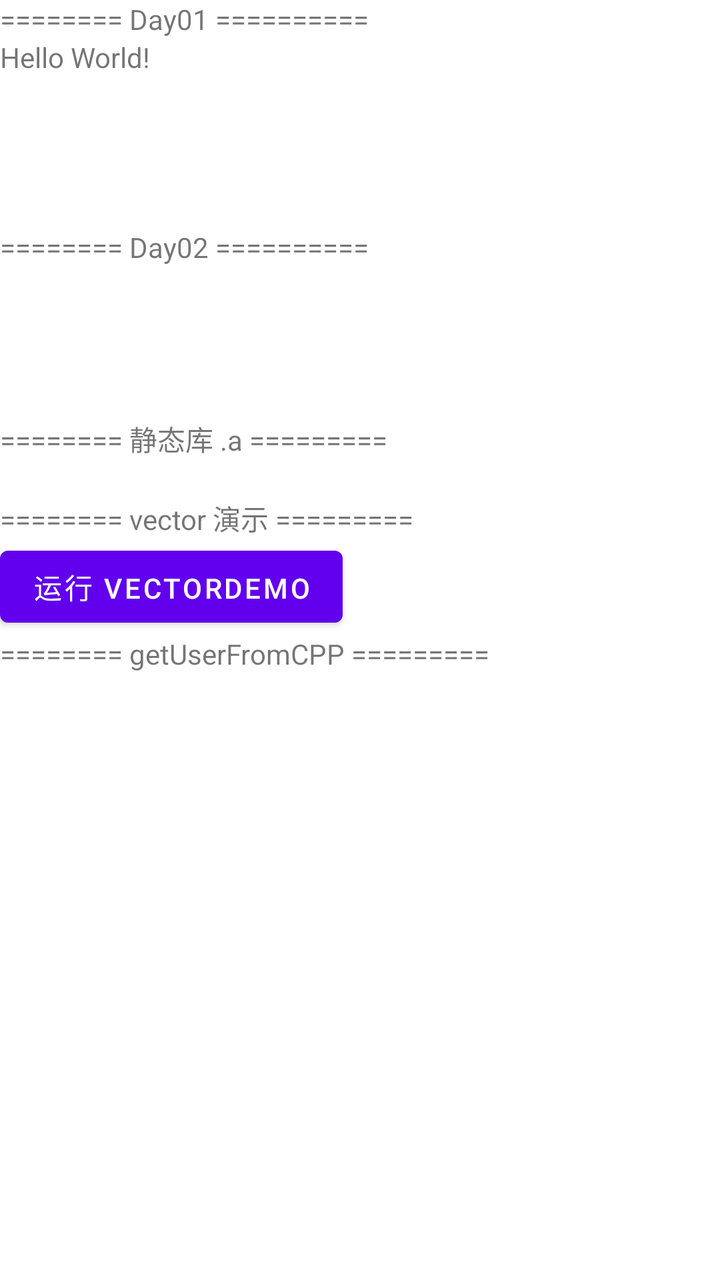
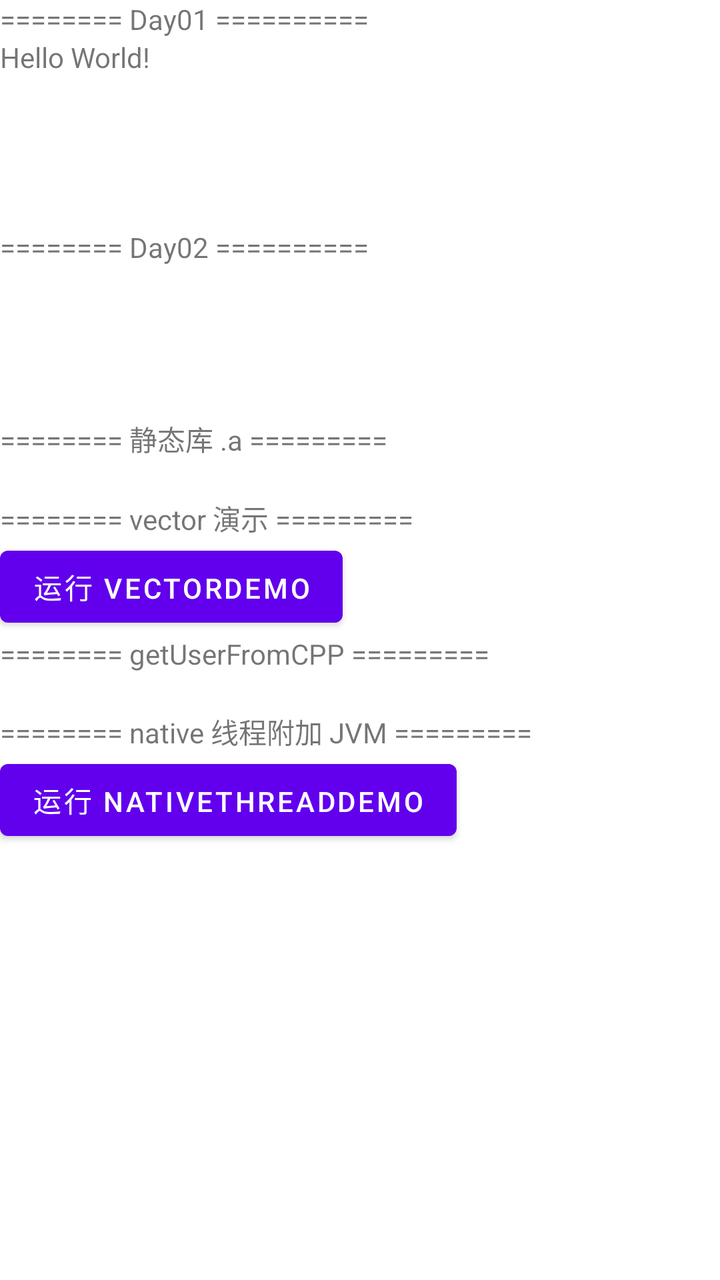

The first picture is an Android layout as it rendered before a commit; the second is the same layout after the commit. The layout source and the unified diff follow.
<!-- AndroidManifest.xml: application theme Theme.AndroidNDK -->
<!-- res/layout/activity_main.xml -->
<?xml version="1.0" encoding="utf-8"?>
<ScrollView xmlns:android="http://schemas.android.com/apk/res/android"
    xmlns:app="http://schemas.android.com/apk/res-auto"
    xmlns:tools="http://schemas.android.com/tools"
    android:layout_width="match_parent"
    android:layout_height="match_parent"
    android:fitsSystemWindows="true"
    android:orientation="vertical"
    tools:context=".MainActivity">

    <LinearLayout
        android:id="@+id/ll"
        android:layout_width="match_parent"
        android:layout_height="match_parent"
        android:orientation="vertical">

        <TextView
            android:layout_width="wrap_content"
            android:layout_height="wrap_content"
            android:text="======== Day01 ==========" />

        <TextView
            android:id="@+id/sample_text"
            android:layout_width="wrap_content"
            android:layout_height="wrap_content"
            android:text="Hello World!" />

        <TextView
            android:id="@+id/add_result_text"
            android:layout_width="wrap_content"
            android:layout_height="wrap_content"
            android:text="" />

        <TextView
            android:id="@+id/multiply_result_text"
            android:layout_width="wrap_content"
            android:layout_height="wrap_content"
            android:text="" />

        <TextView
            android:id="@+id/say_hello_text"
            android:layout_width="wrap_content"
            android:layout_height="wrap_content"
            android:text="" />

        <TextView
            android:id="@+id/is_positive_text"
            android:layout_width="wrap_content"
            android:layout_height="wrap_content"
            android:text="" />

        <TextView
            android:layout_width="wrap_content"
            android:layout_height="wrap_content"
            android:text="======== Day02 ==========" />


        <TextView
            android:id="@+id/sum_array_text"
            android:layout_width="wrap_content"
            android:layout_height="wrap_content"
            android:text="" />

        <TextView
            android:id="@+id/create_array_text"
            android:layout_width="wrap_content"
            android:layout_height="wrap_content"
            android:text="" />

        <TextView
            android:id="@+id/multiply_array_text"
            android:layout_width="wrap_content"
            android:layout_height="wrap_content"
            android:text="" />

        <TextView
            android:id="@+id/user_info_text"
            android:layout_width="wrap_content"
            android:layout_height="wrap_content"
            android:text="" />

        <TextView
            android:layout_width="wrap_content"
            android:layout_height="wrap_content"
            android:text="======== 静态库 .a =========" />

        <TextView
            android:id="@+id/static_lib_text"
            android:layout_width="wrap_content"
            android:layout_height="wrap_content"
            android:text="" />

        <TextView
            android:layout_width="wrap_content"
            android:layout_height="wrap_content"
            android:text="======== vector 演示 =========" />

        <Button
            android:id="@+id/vector_demo_btn"
            android:layout_width="wrap_content"
            android:layout_height="wrap_content"
            android:text="运行 vectorDemo" />

        <TextView
            android:layout_width="wrap_content"
            android:layout_height="wrap_content"
            android:text="======== getUserFromCPP =========" />

        <TextView
            android:id="@+id/user_from_cpp_text"
            android:layout_width="wrap_content"
            android:layout_height="wrap_content"
            android:text="" />
    </LinearLayout>


</ScrollView>
<!-- resources referenced by this layout -->
<resources>
  <style name="Theme.AndroidNDK" parent="Theme.MaterialComponents.DayNight.DarkActionBar">
          
          <item name="colorPrimary">@color/purple_500</item>
          <item name="colorPrimaryVariant">@color/purple_700</item>
          <item name="colorOnPrimary">@color/white</item>
          
          <item name="colorSecondary">@color/teal_200</item>
          <item name="colorSecondaryVariant">@color/teal_700</item>
          <item name="colorOnSecondary">@color/black</item>
          
          <item name="android:statusBarColor">?attr/colorPrimaryVariant</item>
          
      </style>
  <color name="purple_500">#FF6200EE</color>
  <color name="purple_700">#FF3700B3</color>
  <color name="white">#FFFFFFFF</color>
  <color name="teal_200">#FF03DAC5</color>
  <color name="teal_700">#FF018786</color>
  <color name="black">#FF000000</color>
</resources>

<!-- the commit's change to res/layout/activity_main.xml (unified diff, before → after) -->
@@ -111,6 +111,17 @@
             android:layout_width="wrap_content"
             android:layout_height="wrap_content"
             android:text="" />
+
+        <TextView
+            android:layout_width="wrap_content"
+            android:layout_height="wrap_content"
+            android:text="======== native 线程附加 JVM =========" />
+
+        <Button
+            android:id="@+id/native_thread_btn"
+            android:layout_width="wrap_content"
+            android:layout_height="wrap_content"
+            android:text="运行 nativeThreadDemo" />
     </LinearLayout>
 
 
